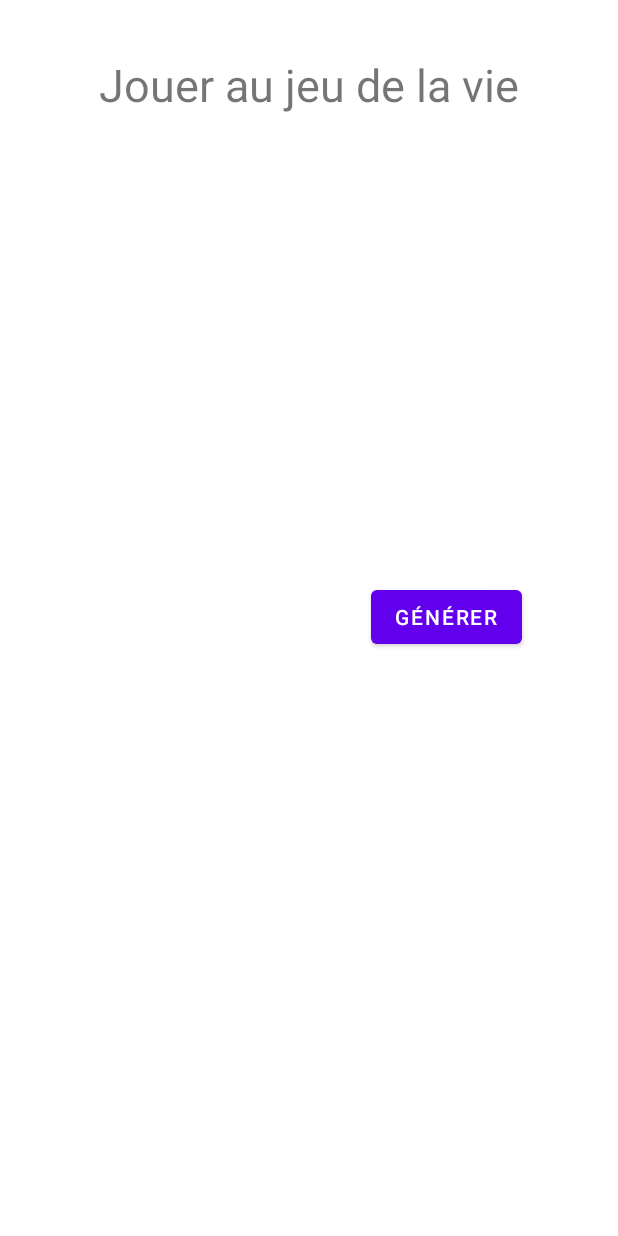
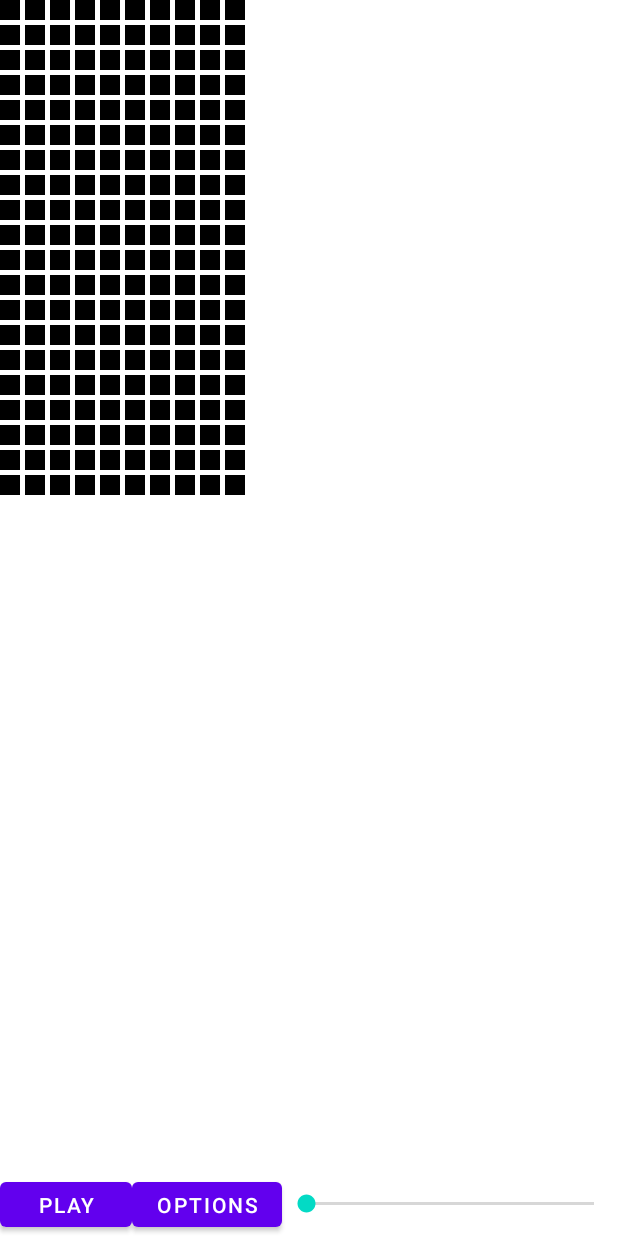
Before and after one commit to TEDDAC/Game-Of-Life-Android, an Android app: the FenetreDeJeu screen opened directly, with no data from a screen before it, on a phone screen of 412 x 824 dp. Run offline under Robolectric (Android 15) with nearby library versions, the phone set to English and light mode, and no system bars.

Commit message:
Redesign de la vue de jeu, et génération de la grille en custom view

```diff
--- a/Code/app/src/main/java/fr/iut63/projetandroidribemontmaulus/view/CellsGrid.java
+++ b/Code/app/src/main/java/fr/iut63/projetandroidribemontmaulus/view/CellsGrid.java
@@ -2,23 +2,52 @@ package fr.iut63.projetandroidribemontmaulus.view;
 
 import android.content.Context;
 import android.graphics.Canvas;
+import android.graphics.Paint;
+import android.graphics.Rect;
 import android.util.AttributeSet;
+import android.util.Log;
 import android.view.View;
 
 import androidx.annotation.Nullable;
 
 public class CellsGrid extends View { //custome view
+    private Paint paint;
+    private int nbCellX = 10;
+    private int nbCellY = 20;
+    private int sizeCellX = 30;
+    private int sizeCellY = 30;
+    private int spacing = 5;
+
     public CellsGrid(Context context, @Nullable AttributeSet attrs) {
         super(context, attrs);
+        init();
+    }
+
+    private void init(){
+        paint = new Paint(Paint.ANTI_ALIAS_FLAG);
+        paint.setColor(0xff000000); //ARGB
+        paint.setStyle(Paint.Style.FILL);
     }
 
     @Override
     protected void onDraw(Canvas canvas) {
         super.onDraw(canvas);
+        Log.d("Custom View","onDraw");
+        for(int x = 0;x<nbCellX;x++){
+            for(int y = 0;y<nbCellY;y++) {
+                canvas.drawRect(x * 25, y*25, 20 + x * 25, 20+y*25, paint);
+                Log.d("Custom View","Carré déssiné");
+            }
+        }
     }
 
     @Override
     protected void onMeasure(int widthMeasureSpec, int heightMeasureSpec) {
         super.onMeasure(widthMeasureSpec, heightMeasureSpec);
     }
+
+    @Override
+    protected void onSizeChanged(int w, int h, int oldw, int oldh) {
+        super.onSizeChanged(w, h, oldw, oldh);
+    }
 }
--- a/Code/app/src/main/java/fr/iut63/projetandroidribemontmaulus/view/FenetreDeJeu.java
+++ b/Code/app/src/main/java/fr/iut63/projetandroidribemontmaulus/view/FenetreDeJeu.java
@@ -56,10 +56,4 @@ public class FenetreDeJeu extends AppCompatActivity {
         Log.d("LogAppVie", "onDestroy2");
     }
 
-
-    public void clickButtonGenerate(View view) {
-        TextView textView = (TextView) findViewById(R.id.textView2);
-        textView.setTextColor(4);
-    }
-
 }
--- a/Code/app/src/main/res/layout/fenetredejeu.xml
+++ b/Code/app/src/main/res/layout/fenetredejeu.xml
@@ -3,30 +3,45 @@
     xmlns:app="http://schemas.android.com/apk/res-auto"
     xmlns:tools="http://schemas.android.com/tools"
     android:layout_width="match_parent"
-    android:layout_height="match_parent">
+    android:layout_height="match_parent"
+    android:foregroundTint="@color/purple_500">
 
-    <TextView
-        android:id="@+id/textView2"
-        android:layout_width="wrap_content"
-        android:layout_height="wrap_content"
-        android:layout_marginTop="36dp"
-        android:text="Jouer au jeu de la vie"
-        android:textSize="30dp"
+    <fr.iut63.projetandroidribemontmaulus.view.CellsGrid
+        android:id="@+id/cellsGrid"
+        android:layout_width="0dp"
+        android:layout_height="0dp"
+        app:layout_constraintBottom_toTopOf="@+id/linearLayout"
         app:layout_constraintEnd_toEndOf="parent"
         app:layout_constraintStart_toStartOf="parent"
-        app:layout_constraintTop_toTopOf="parent"
-        />
+        app:layout_constraintTop_toTopOf="parent" />
 
-    <Button
-        android:id="@+id/button2"
-        android:layout_width="wrap_content"
-        android:layout_height="wrap_content"
-        android:layout_marginEnd="64dp"
-        android:onClick="clickButtonGenerate"
-        android:text="Générer"
+    <LinearLayout
+        android:id="@+id/linearLayout"
+        android:layout_width="0dp"
+        android:layout_height="42dp"
+        android:orientation="horizontal"
         app:layout_constraintBottom_toBottomOf="parent"
         app:layout_constraintEnd_toEndOf="parent"
-        app:layout_constraintTop_toTopOf="parent"
-        app:layout_constraintVertical_bias="0.499" />
+        app:layout_constraintStart_toStartOf="parent">
+
+        <Button
+            android:id="@+id/playButton"
+            android:layout_width="wrap_content"
+            android:layout_height="wrap_content"
+            android:text="Play" />
+
+        <Button
+            android:id="@+id/optionButton"
+            android:layout_width="wrap_content"
+            android:layout_height="match_parent"
+            android:text="options" />
+
+        <SeekBar
+            android:id="@+id/seekBar"
+            android:layout_width="wrap_content"
+            android:layout_height="match_parent"
+            android:layout_weight="1"
+            android:foregroundTint="@color/purple_500" />
+    </LinearLayout>
 
 </androidx.constraintlayout.widget.ConstraintLayout>
```
